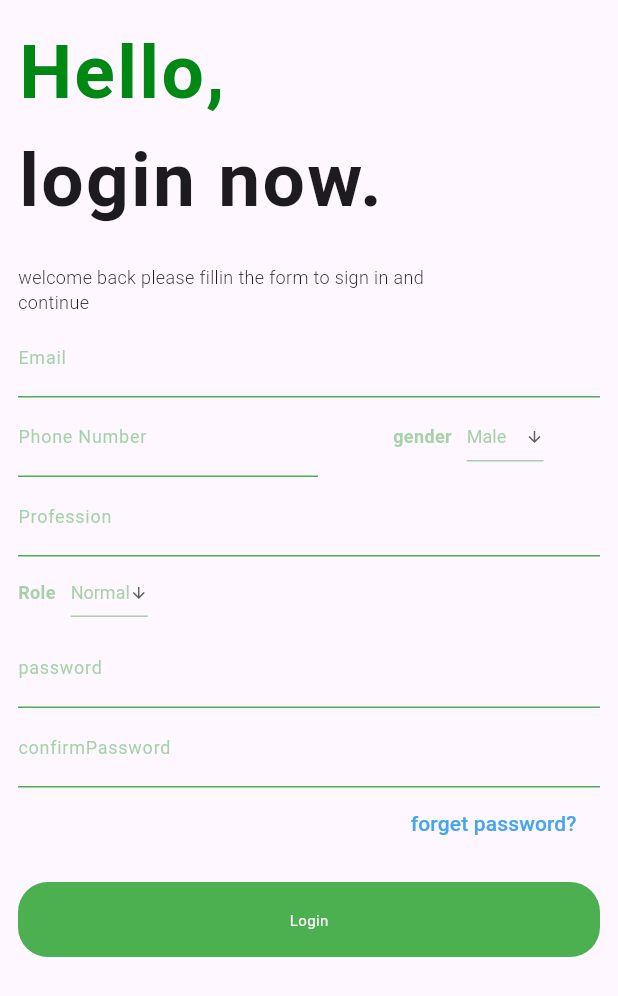
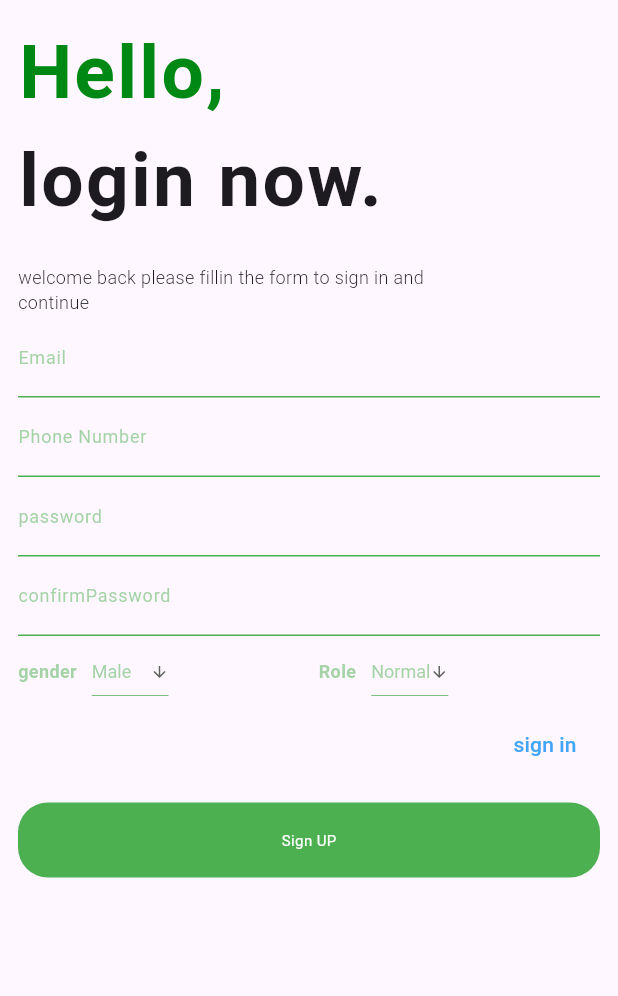
Before and after one commit to michael-099/Hakime, a Flutter app: the screen it shows after launch, on a phone screen of 412 x 824 dp. Shown: the top 996 px of the screen. Run offline on Flutter 3.47's test engine with Material 3 defaults, Android fonts, the phone set to English and light mode, and no system bars; our stand-ins replace curved_navigation_bar; missing offline and left inert: dart:js.

Commit message:
drop down

```diff
--- a/lib/Login/dropdown.dart
+++ b/lib/Login/dropdown.dart
@@ -29,7 +29,6 @@ class _MyDropdownButtonState extends State<MyDropdownButton> {
     return Row(
       crossAxisAlignment: CrossAxisAlignment.start,
       children: [
-        SizedBox(height: 10,),
         Column(
           children: [
             SizedBox(height: 15,),
--- a/lib/Login/signUp.dart
+++ b/lib/Login/signUp.dart
@@ -3,11 +3,12 @@ import "discription.dart";
 import "MyTextField.dart";
 import "button.dart";
 import "dropdown.dart";
+import 'Log_in.dart';
 
 class SignUp extends StatelessWidget {
   Widget build(BuildContext context) {
-    final List<String> dropdown=["Male","Female"];
-    final List<String> dropdown2=["Normal", "Admin", "Doctor"];
+    final List<String> dropdown = ["Male", "Female"];
+    final List<String> dropdown2 = ["Normal", "Admin", "Doctor"];
 
     return MaterialApp(
         home: Scaffold(
@@ -27,34 +28,16 @@ class SignUp extends StatelessWidget {
                   color: Colors.green
                   // radius: 20.0,
                   ),
-
-              Row(
-                children:  [
-
-
-                  const MyTextField(
-                      labelText: "Phone Number",
-                      obscureText: true,
-                      width: 200,
-                      color: Colors.green
-                      // radius: 20.0,
-                      ),
-                          const SizedBox(
-                    width: 50,
-                  ),
-                       MyDropdownButton(options:dropdown ,option1: dropdown[0],label: "gender",),
-                ],
-
-              ),
-              //  MyDropdownButton(options: ,),
               const MyTextField(
-                  labelText: "Profession",
+                  labelText: "Phone Number",
                   obscureText: true,
                   width: 600,
                   color: Colors.green
                   // radius: 20.0,
                   ),
-                 MyDropdownButton(options:dropdown2 ,option1: dropdown2[0],label: "Role",),
+
+              //  MyDropdownButton(options: ,),
+
               const MyTextField(
                   labelText: "password",
                   obscureText: true,
@@ -69,20 +52,42 @@ class SignUp extends StatelessWidget {
                   color: Colors.green
                   // radius: 20.0,
                   ),
-
+              Row(
+                children: [
+                  MyDropdownButton(
+                    options: dropdown,
+                    option1: dropdown[0],
+                    label: "gender",
+                  ),
+                  const SizedBox(
+                    width: 100,
+                  ),
+                  MyDropdownButton(
+                    options: dropdown2,
+                    option1: dropdown2[0],
+                    label: "Role",
+                  ),
+                ],
+              ),
               Align(
                 alignment: Alignment.bottomRight,
                 child: TextButton(
                   child: Text(
-                    "forget password? ",
+                    "sign in ",
                     style: TextStyle(color: Colors.blue[400]),
                   ),
-                  onPressed: () {},
+                  onPressed: () {
+                    Navigator.push(
+                        context,
+                        MaterialPageRoute(
+                          builder: (context) => Login(),
+                        ));
+                  },
                 ),
               ),
               const Button(
                 height: 50,
-                label: "Login",
+                label: "Sign UP",
                 width: 600,
                 radius: 20,
                 fontSize: 10,
```
